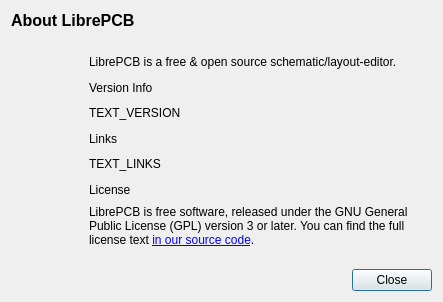
Old version of the form libs/librepcb/common/dialogs/aboutdialog.ui in the repository weaver2007/LibrePCB.
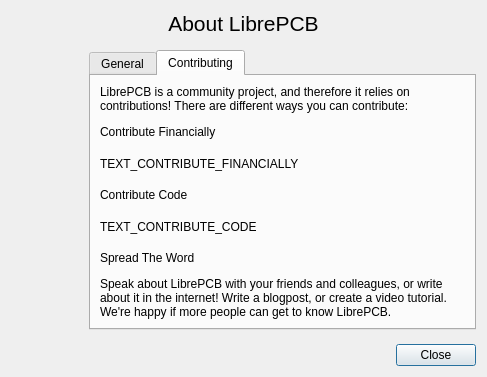
New version of the form. The open tabs and pages were chosen to show the change. Icons and pictures are not drawn.

Commit message: AboutDialog: New tabbed UI

What changed in the file:
```diff
--- a/libs/librepcb/common/dialogs/aboutdialog.ui
+++ b/libs/librepcb/common/dialogs/aboutdialog.ui
@@ -6,8 +6,8 @@
    <rect>
     <x>0</x>
     <y>0</y>
-    <width>443</width>
-    <height>302</height>
+    <width>482</width>
+    <height>368</height>
    </rect>
   </property>
   <property name="windowTitle">
@@ -17,42 +17,48 @@
    <item>
     <widget class="QLabel" name="heading">
      <property name="sizePolicy">
-      <sizepolicy hsizetype="Maximum" vsizetype="Fixed">
+      <sizepolicy hsizetype="Expanding" vsizetype="Fixed">
        <horstretch>0</horstretch>
        <verstretch>0</verstretch>
       </sizepolicy>
      </property>
      <property name="font">
       <font>
-       <pointsize>12</pointsize>
-       <weight>75</weight>
-       <bold>true</bold>
+       <pointsize>16</pointsize>
+       <weight>50</weight>
+       <bold>false</bold>
       </font>
      </property>
+     <property name="styleSheet">
+      <string notr="true"/>
+     </property>
      <property name="text">
       <string>About LibrePCB</string>
      </property>
+     <property name="alignment">
+      <set>Qt::AlignCenter</set>
+     </property>
     </widget>
    </item>
    <item>
     <layout class="QHBoxLayout" name="horizontalLayout">
      <property name="topMargin">
-      <number>16</number>
+      <number>8</number>
      </property>
      <property name="bottomMargin">
-      <number>16</number>
+      <number>8</number>
      </property>
      <item>
       <widget class="QLabel" name="logo">
        <property name="minimumSize">
         <size>
-         <width>64</width>
+         <width>72</width>
          <height>64</height>
         </size>
        </property>
        <property name="maximumSize">
         <size>
-         <width>64</width>
+         <width>72</width>
          <height>64</height>
         </size>
        </property>
@@ -65,13 +71,35 @@
        <property name="scaledContents">
         <bool>true</bool>
        </property>
+       <property name="margin">
+        <number>0</number>
+       </property>
       </widget>
      </item>
      <item>
-      <layout class="QVBoxLayout" name="aboutContentLayout">
-       <property name="leftMargin">
-        <number>8</number>
+      <widget class="QTabWidget" name="tabWidget">
+       <property name="sizePolicy">
+        <sizepolicy hsizetype="MinimumExpanding" vsizetype="MinimumExpanding">
+         <horstretch>0</horstretch>
+         <verstretch>0</verstretch>
+        </sizepolicy>
        </property>
+       <property name="minimumSize">
+        <size>
+         <width>387</width>
+         <height>280</height>
+        </size>
+       </property>
+       <property name="currentIndex">
+        <number>0</number>
+       </property>
+       <widget class="QWidget" name="tabGeneral">
+        <attribute name="title">
+         <string>General</string>
+        </attribute>
+        <layout class="QHBoxLayout" name="horizontalLayout_2">
+         <item>
+          <layout class="QVBoxLayout" name="tabGeneralLayout">
        <item>
         <widget class="QLabel" name="textIntro">
          <property name="text">
@@ -117,11 +145,90 @@
        <item>
         <widget class="QLabel" name="textLicense">
          <property name="text">
-          <string>LibrePCB is free software, released under the GNU General&lt;br&gt;Public License (GPL) version 3 or later. You can find the full&lt;br&gt;license text &lt;a href='https://github.com/LibrePCB/LibrePCB/blob/master/LICENSE.txt'&gt;in our source code&lt;/a&gt;.</string>
-         </property>
+              <string>LibrePCB is free software, released under the GNU General Public License (GPL) version 3 or later. You can find the full license text &lt;a href=&quot;https://github.com/LibrePCB/LibrePCB/blob/master/LICENSE.txt&quot;&gt;in our source code&lt;/a&gt;.</string>
+             </property>
+             <property name="wordWrap">
+              <bool>true</bool>
+             </property>
         </widget>
        </item>
       </layout>
+         </item>
+        </layout>
+       </widget>
+       <widget class="QWidget" name="tabContributing">
+        <attribute name="title">
+         <string>Contributing</string>
+        </attribute>
+        <layout class="QHBoxLayout" name="horizontalLayout_3">
+         <item>
+          <layout class="QVBoxLayout" name="tabContributingLayout">
+           <item>
+            <widget class="QLabel" name="textContributingIntro">
+             <property name="text">
+              <string>&lt;html&gt;&lt;head/&gt;&lt;body&gt;&lt;p&gt;LibrePCB is a community project, and therefore it relies on contributions! There are different ways you can contribute:&lt;/p&gt;&lt;/body&gt;&lt;/html&gt;</string>
+             </property>
+             <property name="wordWrap">
+              <bool>true</bool>
+             </property>
+            </widget>
+           </item>
+           <item>
+            <widget class="QLabel" name="headerContributeFinancially">
+             <property name="text">
+              <string>Contribute Financially</string>
+             </property>
+            </widget>
+           </item>
+           <item>
+            <widget class="QLabel" name="textContributeFinancially">
+             <property name="text">
+              <string notr="true">TEXT_CONTRIBUTE_FINANCIALLY</string>
+             </property>
+             <property name="wordWrap">
+              <bool>true</bool>
+             </property>
+            </widget>
+           </item>
+           <item>
+            <widget class="QLabel" name="headerContributeCode">
+             <property name="text">
+              <string>Contribute Code</string>
+             </property>
+            </widget>
+           </item>
+           <item>
+            <widget class="QLabel" name="textContributeCode">
+             <property name="text">
+              <string>TEXT_CONTRIBUTE_CODE</string>
+             </property>
+             <property name="wordWrap">
+              <bool>true</bool>
+             </property>
+            </widget>
+           </item>
+           <item>
+            <widget class="QLabel" name="headerContributeShare">
+             <property name="text">
+              <string>Spread The Word</string>
+             </property>
+            </widget>
+           </item>
+           <item>
+            <widget class="QLabel" name="textContributeShare">
+             <property name="text">
+              <string>Speak about LibrePCB with your friends and colleagues, or write about it in the internet! Write a blogpost, or create a video tutorial. We're happy if more people can get to know LibrePCB.</string>
+             </property>
+             <property name="wordWrap">
+              <bool>true</bool>
+             </property>
+            </widget>
+           </item>
+          </layout>
+         </item>
+        </layout>
+       </widget>
+      </widget>
      </item>
     </layout>
    </item>
```
Left out of the diff: 19 changed lines with no effect on the pictures. Lines whose indentation alone changed are shown as unchanged. The commit also changes 1 other file.
